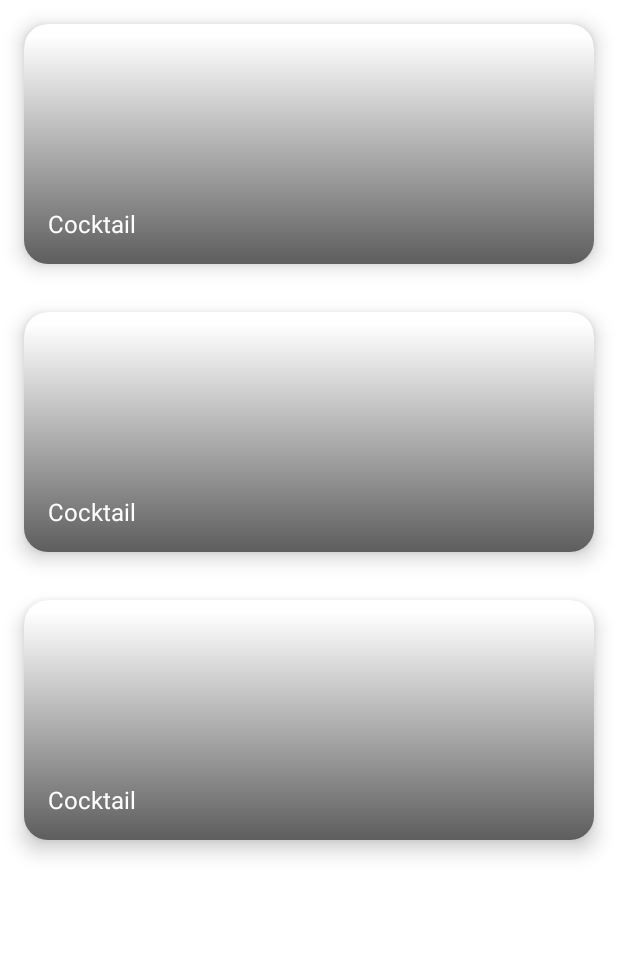
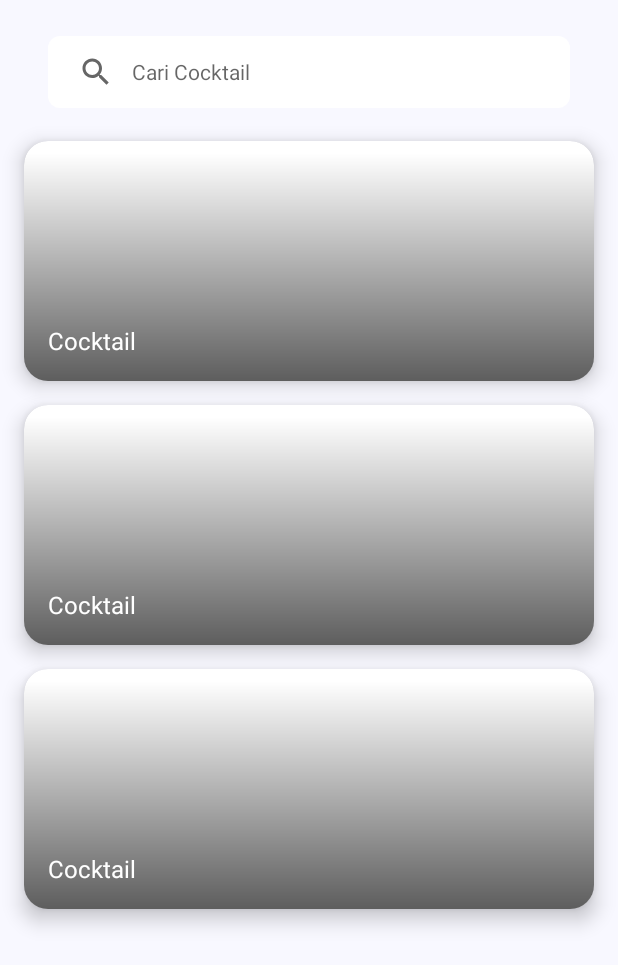
Before and after one commit to kharismarizqii/cocktail-app, an Android app: the layout activity_main.xml on its own in the app's theme, with its tools: preview values and no code run, on a phone screen of 412 x 824 dp. Shown: the top 965 px of the screen. Run offline under Robolectric (Android 15) with nearby library versions, the phone set to English and light mode, and no system bars.

Commit message:
create search ui

```diff
--- a/app/build.gradle
+++ b/app/build.gradle
@@ -40,6 +40,7 @@ android {
 
 dependencies {
     implementation(project(":core"))
+    implementation(project(":widget"))
 
     // Glide
     implementation "com.github.bumptech.glide:glide:$glide_version"
--- /dev/null
+++ b/app/src/main/res/drawable/bg_white_rounded.xml
@@ -0,0 +1,5 @@
+<?xml version="1.0" encoding="utf-8"?>
+<shape xmlns:android="http://schemas.android.com/apk/res/android">
+    <solid android:color="@color/white" />
+    <corners android:radius="8dp" />
+</shape>
--- a/app/src/main/res/layout/activity_main.xml
+++ b/app/src/main/res/layout/activity_main.xml
@@ -4,16 +4,33 @@
     xmlns:tools="http://schemas.android.com/tools"
     android:layout_width="match_parent"
     android:layout_height="match_parent"
+    android:background="@color/white_ghost"
     tools:context=".ui.main.MainActivity">
 
     <androidx.recyclerview.widget.RecyclerView
         android:id="@+id/rv_cocktail"
         android:layout_width="0dp"
         android:layout_height="0dp"
-        tools:listitem="@layout/item_cocktail"
+        android:clipToPadding="false"
+        android:paddingHorizontal="8dp"
+        android:paddingTop="86dp"
         app:layout_constraintBottom_toBottomOf="parent"
         app:layout_constraintLeft_toLeftOf="parent"
         app:layout_constraintRight_toRightOf="parent"
+        app:layout_constraintTop_toTopOf="parent"
+        tools:listitem="@layout/item_cocktail" />
+
+    <com.kharismarizqii.widget.searchbar.CustomSearchBar
+        android:id="@+id/sv_cocktail"
+        android:layout_width="0dp"
+        android:layout_height="wrap_content"
+        android:layout_marginStart="32dp"
+        android:layout_marginTop="24dp"
+        android:layout_marginEnd="32dp"
+        android:background="@drawable/bg_white_rounded"
+        android:queryHint="@string/search_cocktail"
+        app:layout_constraintEnd_toEndOf="parent"
+        app:layout_constraintStart_toStartOf="parent"
         app:layout_constraintTop_toTopOf="parent" />
 
 </androidx.constraintlayout.widget.ConstraintLayout>
--- a/app/src/main/res/values/colors.xml
+++ b/app/src/main/res/values/colors.xml
@@ -7,4 +7,5 @@
     <color name="teal_700">#FF018786</color>
     <color name="black">#FF000000</color>
     <color name="white">#FFFFFFFF</color>
+    <color name="white_ghost">#F8F8FF</color>
 </resources>
--- a/app/src/main/res/values/strings.xml
+++ b/app/src/main/res/values/strings.xml
@@ -1,3 +1,4 @@
 <resources>
     <string name="app_name">Cocktail</string>
+    <string name="search_cocktail">Cari Cocktail</string>
 </resources>
--- a/app/src/main/res/values/themes.xml
+++ b/app/src/main/res/values/themes.xml
@@ -36,7 +36,7 @@
 
     <style name="Theme.Cocktail.Container.Card">
         <item name="cardElevation">8dp</item>
-        <item name="android:layout_margin">16dp</item>
+        <item name="android:layout_margin">8dp</item>
     </style>
 
     <style name="Theme.Cocktail.Container.Card.Small">
--- a/settings.gradle
+++ b/settings.gradle
@@ -9,3 +9,4 @@ dependencyResolutionManagement {
 rootProject.name = "Cocktail"
 include ':app'
 include ':core'
+include ':widget'
--- /dev/null
+++ b/widget/src/main/AndroidManifest.xml
@@ -0,0 +1,5 @@
+<?xml version="1.0" encoding="utf-8"?>
+<manifest xmlns:android="http://schemas.android.com/apk/res/android"
+    package="com.kharismarizqii.widget">
+
+</manifest>
--- /dev/null
+++ b/widget/src/main/java/com/kharismarizqii/widget/searchbar/CustomSearchBar.kt
@@ -0,0 +1,114 @@
+package com.kharismarizqii.widget.searchbar
+
+import android.content.Context
+import android.util.AttributeSet
+import android.view.View
+import android.widget.ImageView
+import android.widget.LinearLayout
+import androidx.appcompat.widget.SearchView
+import com.bumptech.glide.Glide
+import com.kharismarizqii.widget.R
+
+/**
+ * Created by Kharisma Rizqi on 20/11/21
+ * github.com/kharismarizqii
+ */
+class CustomSearchBar : LinearLayout {
+
+    private lateinit var searchView: SearchView
+    private lateinit var imageView: ImageView
+
+    constructor(context: Context, attrs: AttributeSet?) : super(context, attrs) {
+        initView(context, attrs)
+    }
+    constructor(context: Context, attrs: AttributeSet?, defStyleAttr: Int) :
+            super(context, attrs, defStyleAttr) {
+        initView(context, attrs)
+    }
+
+    private fun initView(context: Context, attrs: AttributeSet?) {
+        inflate(context, R.layout.searchview_custom, this)
+
+        searchView = findViewById(R.id.searchBar)
+        imageView = findViewById(R.id.btnSearchUtil)
+
+        val attributes = context.obtainStyledAttributes(attrs, R.styleable.CustomSearchBar)
+
+        searchView.apply {
+            queryHint = attributes.getString(R.styleable.CustomSearchBar_queryHint)
+            queryHint = attributes.getString(R.styleable.CustomSearchBar_android_queryHint)
+        }
+        removeClearTextAnimation()
+
+        val isUseAdditionalButton = attributes.getBoolean(R.styleable.CustomSearchBar_useAdditionalButton, false)
+        val btnSrc = attributes.getDrawable(R.styleable.CustomSearchBar_additionalButtonSrc)
+        if (isUseAdditionalButton) {
+            imageView.visibility = View.VISIBLE
+            setAdditionalButtonImage(btnSrc)
+        } else {
+            imageView.visibility = View.GONE
+        }
+
+        attributes.recycle()
+    }
+
+    private fun removeClearTextAnimation() {
+        val closeBtn = searchView.findViewById<ImageView>(androidx.appcompat.R.id.search_close_btn)
+        closeBtn.background = null
+    }
+
+    private fun removeSearchIcon() {
+        val icSearch = searchView.findViewById<ImageView>(androidx.appcompat.R.id.search_mag_icon)
+        icSearch.layoutParams = LayoutParams(0, 0)
+    }
+
+    fun setOnSearchViewClickListener(listener: () -> Unit) {
+        searchView.setOnQueryTextFocusChangeListener { v, hasFocus ->
+            if (hasFocus) {
+                listener()
+                v.clearFocus()
+            }
+        }
+        (this as LinearLayout).setOnClickListener { listener() }
+    }
+
+    fun setOnQueryChangeListener(listener: SearchView.OnQueryTextListener) {
+        searchView.setOnQueryTextListener(listener)
+    }
+
+    fun setOnAdditionalButtonListener(onClick: () -> Unit) {
+        imageView.setOnClickListener { onClick() }
+    }
+
+    fun setQuery(query: String){
+        searchView.setQuery(query, false)
+    }
+
+    fun setQueryHint(hint: String) {
+        searchView.queryHint = hint
+    }
+
+    fun getQuery(): String {
+        return searchView.query.toString()
+    }
+
+    fun isUseSearchIcon(isUse: Boolean) {
+        if (!isUse) {
+            removeSearchIcon()
+        }
+    }
+
+    fun isUsingAdditionalButton(isUsing: Boolean) {
+        imageView.visibility = if (isUsing) {
+            View.VISIBLE
+        } else {
+            View.GONE
+        }
+    }
+
+    fun setAdditionalButtonImage(source: Any?) {
+        Glide.with(context)
+            .load(source)
+            .into(imageView)
+    }
+}
--- /dev/null
+++ b/widget/src/main/res/drawable/ic_search.xml
@@ -0,0 +1,10 @@
+<vector xmlns:android="http://schemas.android.com/apk/res/android"
+    android:width="24dp"
+    android:height="24dp"
+    android:viewportWidth="24"
+    android:viewportHeight="24"
+    android:tint="?attr/colorControlNormal">
+  <path
+      android:fillColor="@android:color/white"
+      android:pathData="M15.5,14h-0.79l-0.28,-0.27C15.41,12.59 16,11.11 16,9.5 16,5.91 13.09,3 9.5,3S3,5.91 3,9.5 5.91,16 9.5,16c1.61,0 3.09,-0.59 4.23,-1.57l0.27,0.28v0.79l5,4.99L20.49,19l-4.99,-5zM9.5,14C7.01,14 5,11.99 5,9.5S7.01,5 9.5,5 14,7.01 14,9.5 11.99,14 9.5,14z"/>
+</vector>
--- /dev/null
+++ b/widget/src/main/res/layout/searchview_custom.xml
@@ -0,0 +1,35 @@
+<?xml version="1.0" encoding="utf-8"?>
+<merge xmlns:android="http://schemas.android.com/apk/res/android"
+    xmlns:app="http://schemas.android.com/apk/res-auto"
+    xmlns:tools="http://schemas.android.com/tools"
+    android:layout_width="match_parent"
+    android:layout_height="wrap_content"
+    android:orientation="horizontal"
+    android:weightSum="16"
+    android:paddingVertical="2dp"
+    tools:parentTag="android.widget.LinearLayout">
+
+    <androidx.appcompat.widget.SearchView
+        android:id="@+id/searchBar"
+        android:layout_weight="14"
+        android:layout_width="0dp"
+        android:layout_height="wrap_content"
+        android:iconifiedByDefault="false"
+        android:layout_gravity="center_vertical"
+        android:theme="@style/SearchViewText"
+        app:iconifiedByDefault="false"
+        app:queryBackground="@android:color/transparent"
+        app:searchIcon="@drawable/ic_search"/>
+
+    <com.google.android.material.imageview.ShapeableImageView
+        android:id="@+id/btnSearchUtil"
+        android:layout_weight="2"
+        android:layout_width="0dp"
+        android:layout_height="match_parent"
+        android:scaleType="centerInside"
+        android:visibility="gone"
+        android:layout_gravity="center_vertical"
+        android:foreground="@android:color/transparent"
+        android:background="@android:color/transparent"/>
+
+</merge>
--- /dev/null
+++ b/widget/src/main/res/values/themes.xml
@@ -0,0 +1,6 @@
+<?xml version="1.0" encoding="utf-8"?>
+<resources>
+    <style name="SearchViewText" parent="Widget.AppCompat.SearchView">
+        <item name="android:textSize">14sp</item>
+    </style>
+</resources>
```
Also changed, not shown: app/src/main/java/com/kharismarizqii/cocktail/data/repository/CocktailRepositoryImpl.kt (+9 -1 lines), widget/build.gradle (added, +44 -0 lines), widget/src/main/res/values/attrs.xml (added, +10 -0 lines), 5 other files.
